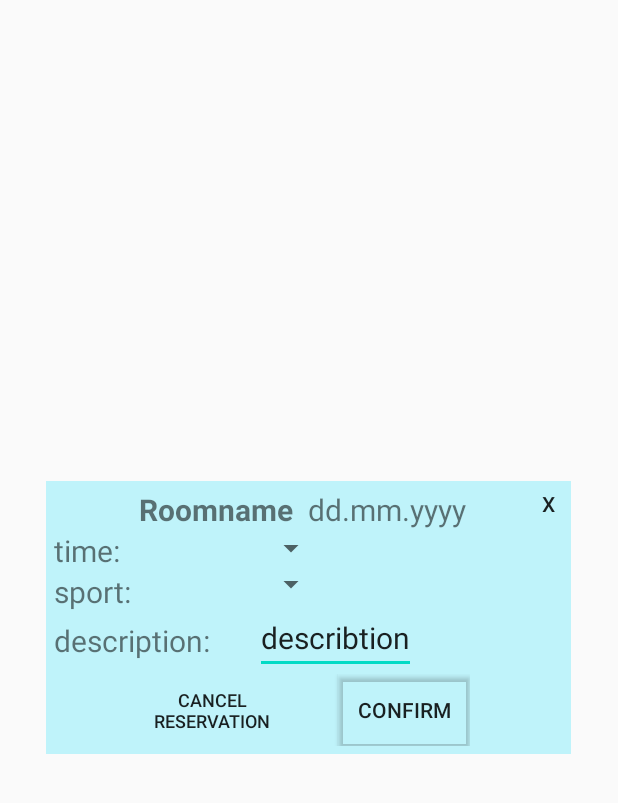
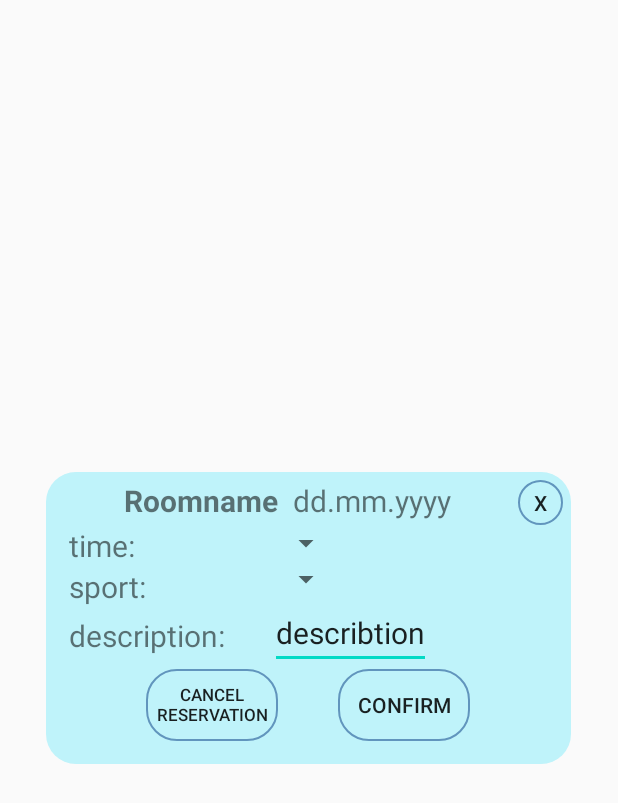
Before and after one commit to PauliAnt/Olioharkkatyo, an Android app: the layout reservation_edit_popup.xml on its own in the app's theme, with its tools: preview values and no code run, on a phone screen of 412 x 824 dp. Shown: the top 803 px of the screen. Run offline under Robolectric (Android 15) with nearby library versions, the phone set to English and light mode, and no system bars.

Commit message:
Jotain grafiikkaa korjasin pienen bugin

```diff
--- a/app/src/main/java/com/example/olioharkkaty/Room.java
+++ b/app/src/main/java/com/example/olioharkkaty/Room.java
@@ -83,6 +83,8 @@ public class Room {
         reservations.remove(getReservationById(id));
     }
 
+    public int getAmountOfReservations(){return reservations.size();}
+
 
     // Empty builder for SimpleXML
     private Room() {}
--- a/app/src/main/java/com/example/olioharkkaty/User.java
+++ b/app/src/main/java/com/example/olioharkkaty/User.java
@@ -59,6 +59,10 @@ public class User {
 
     public ArrayList<Integer> getReservations(){return reservationids;}
 
+    public void removeReservationId(int id) {
+        reservationids.remove(reservationids.indexOf(id));
+    }
+
 }
 
 class Admin extends User {
--- a/app/src/main/java/com/example/olioharkkaty/UserManager.java
+++ b/app/src/main/java/com/example/olioharkkaty/UserManager.java
@@ -107,4 +107,9 @@ public class UserManager {
         return false;
     }
 
+    public void removeReservation(Reservation reservation){
+        currentuser.removeReservationId(reservation.getId());
+        writeToFile(currentuser);
+    }
+
 }
--- /dev/null
+++ b/app/src/main/res/drawable/infoboxwithcorners.xml
@@ -0,0 +1,10 @@
+<?xml version="1.0" encoding="utf-8"?>
+<shape xmlns:android="http://schemas.android.com/apk/res/android">
+
+    <corners
+        android:radius="20dp"/>
+
+    <solid
+        android:color="@color/colorPrimary"/>
+
+</shape>
--- /dev/null
+++ b/app/src/main/res/drawable/transparentbutton.xml
@@ -0,0 +1,10 @@
+<?xml version="1.0" encoding="utf-8"?>
+<shape xmlns:android="http://schemas.android.com/apk/res/android">
+    <corners
+        android:radius="20dp"/>
+    <solid
+        android:color="@android:color/transparent"/>
+    <stroke
+        android:width="1dp"
+        android:color="@color/colorPrimaryDark"/>
+</shape>
--- a/app/src/main/res/layout/reservation_edit_popup.xml
+++ b/app/src/main/res/layout/reservation_edit_popup.xml
@@ -3,7 +3,7 @@
     xmlns:android="http://schemas.android.com/apk/res/android"
     android:layout_width="350dp"
     android:layout_height="wrap_content"
-    android:background="@color/colorPrimary"
+    android:background="@drawable/infoboxwithcorners"
     android:padding="5dp"
     android:orientation="vertical"
     android:layout_gravity="center">
@@ -37,9 +37,9 @@
             android:layout_height="wrap_content"
             android:layout_marginStart="160dp"
             android:layout_toEndOf="@id/roomname"
-            android:background="@android:color/transparent"
-            android:minWidth="20dp"
-            android:minHeight="20dp"
+            android:background="@drawable/transparentbutton"
+            android:minWidth="30dp"
+            android:minHeight="30dp"
             android:text="x" />
     </RelativeLayout>
     <RelativeLayout
@@ -48,7 +48,7 @@
         <RelativeLayout
             android:layout_width="wrap_content"
             android:layout_height="wrap_content"
-
+            android:layout_marginStart="10dp"
             android:id="@+id/firstview">
             <TextView
                 android:layout_width="wrap_content"
@@ -104,25 +104,25 @@
     <RelativeLayout
         android:layout_width="wrap_content"
         android:layout_height="wrap_content"
-        android:layout_gravity="center">
+        android:layout_gravity="center"
+        android:layout_marginBottom="10dp">
 
         <Button
             android:id="@+id/cancelbutton"
             android:layout_width="wrap_content"
             android:layout_height="wrap_content"
             android:width="88dp"
-            android:textSize="12dp"
-            android:background="@android:color/transparent"
-            android:text="cancel reservation" />
+            android:background="@drawable/transparentbutton"
+            android:text="cancel reservation"
+            android:textSize="11dp" />
 
         <Button
             android:id="@+id/confirmbutton"
+            android:layout_width="wrap_content"
+            android:layout_height="wrap_content"
+            android:layout_marginStart="40dp"
             android:layout_toEndOf="@id/cancelbutton"
-            android:layout_width="wrap_content"
-            android:layout_marginStart="40dp"
-            android:layout_height="wrap_content"
-            android:background="@android:color/transparent"
-            android:outlineProvider="bounds"
+            android:background="@drawable/transparentbutton"
             android:text="Confirm" />
     </RelativeLayout>
 </LinearLayout>
```
Also changed, not shown: app/src/main/java/com/example/olioharkkaty/Hall.java (+19 -2 lines), app/src/main/java/com/example/olioharkkaty/MyReservationsActivity.java (+22 -1 lines), app/src/main/res/layout/reservation_info_popup.xml (+8 -6 lines), app/src/main/res/layout/resevation_item.xml (+8 -5 lines).
